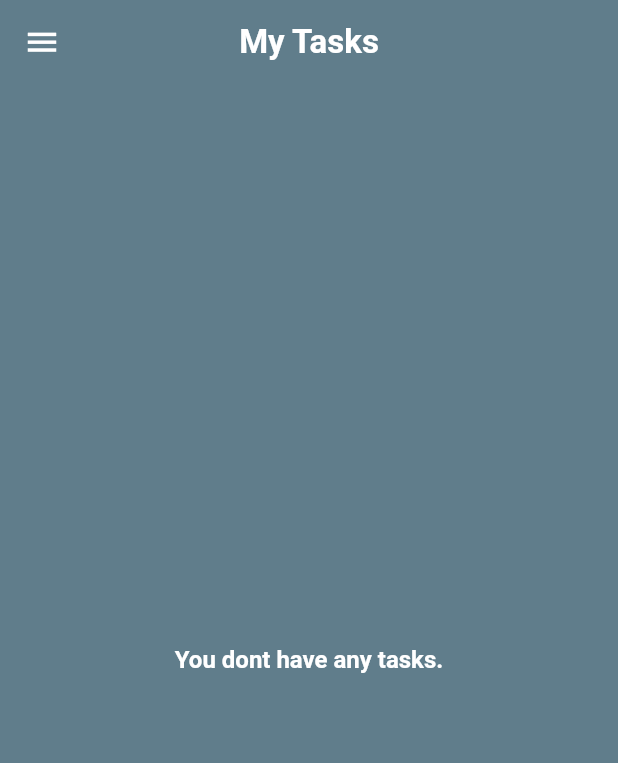
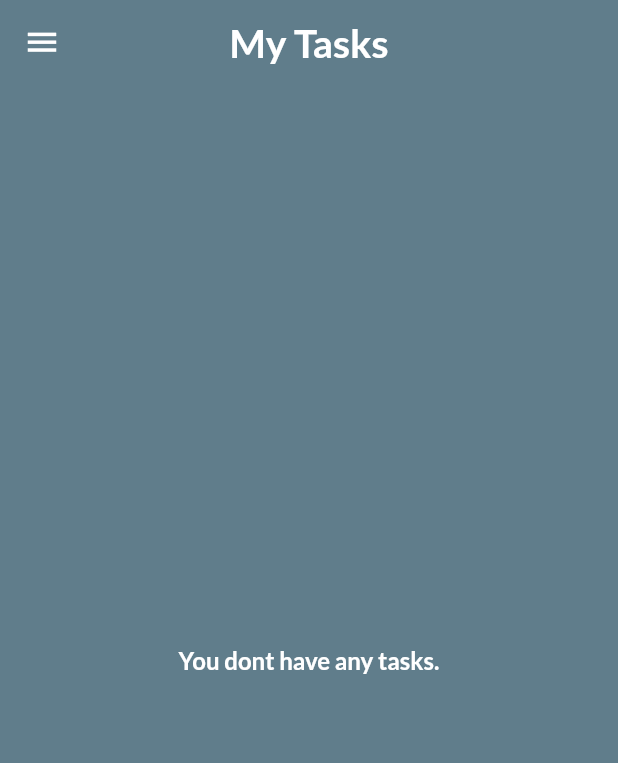
Before and after one commit to HiltonThallyson/mytodolist, a Flutter app: the screen it shows after launch, on a phone screen of 412 x 824 dp. Shown: the top 763 px of the screen. Run offline on Flutter 3.47's test engine with Material 2 defaults, Android fonts, the phone set to English and light mode, and no system bars.

Commit message:
Feat [main] - Added new font

```diff
--- a/lib/main.dart
+++ b/lib/main.dart
@@ -18,6 +18,7 @@ class MyApp extends StatelessWidget {
           title: 'TODO list',
           debugShowCheckedModeBanner: false,
           theme: ThemeData(
+              fontFamily: 'Lato',
               drawerTheme:
                   const DrawerThemeData(backgroundColor: secondaryColor),
               scaffoldBackgroundColor: primaryColor,
@@ -41,6 +42,10 @@ class MyApp extends StatelessWidget {
                       color: Colors.white,
                       fontSize: 26,
                       fontWeight: FontWeight.bold),
+                  headline6: const TextStyle(
+                      color: Colors.white,
+                      fontSize: 26,
+                      fontWeight: FontWeight.bold),
                   bodyText2: const TextStyle(
                       color: Colors.white,
                       fontSize: 16,
--- a/lib/screens/main_screen.dart
+++ b/lib/screens/main_screen.dart
@@ -8,7 +8,9 @@ class MainScreen extends StatelessWidget {
   @override
   Widget build(BuildContext context) {
     return Scaffold(
-      appBar: AppBar(title: const Text('My Tasks')),
+      appBar: AppBar(
+        title: Text('My Tasks', style: Theme.of(context).textTheme.headline6),
+      ),
       drawer: MainDrawer(),
       body: Container(
         alignment: Alignment.topLeft,
```
Also changed, not shown: pubspec.yaml (+6 -6 lines), assets/fonts/Lato-Bold.ttf (added), assets/fonts/Lato-Regular.ttf (added).
